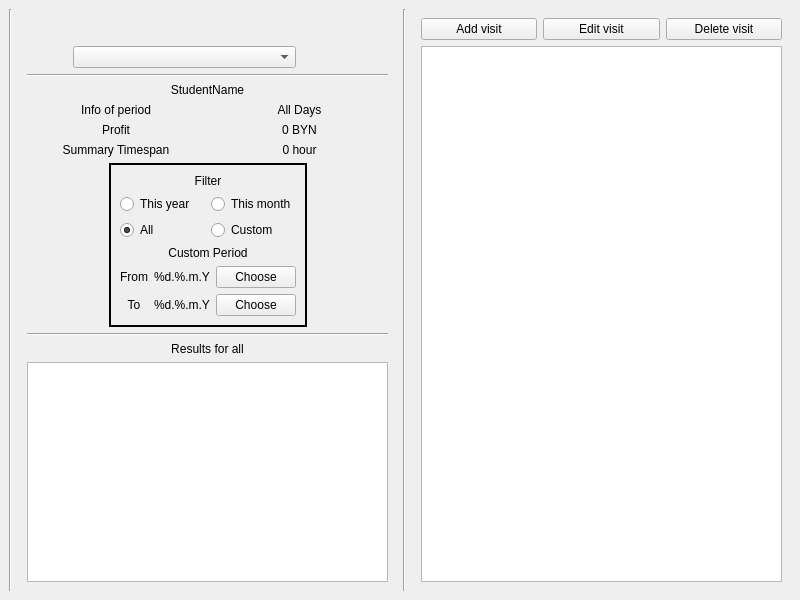
Above: ui_templates/windows/main_window.ui from IliaSuponeff/StudentsAccounting before the change. Below: the same form after it.
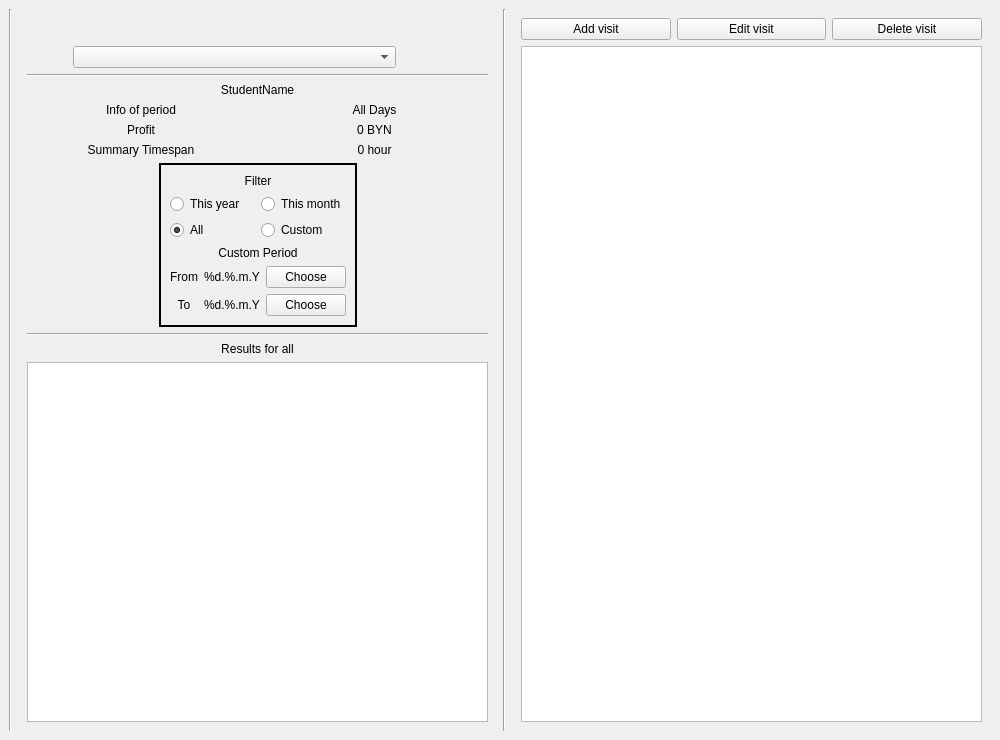
That is the form after the change.

What changed in the file:
```diff
--- a/ui_templates/windows/main_window.ui
+++ b/ui_templates/windows/main_window.ui
@@ -6,14 +6,14 @@
    <rect>
     <x>0</x>
     <y>0</y>
-    <width>800</width>
-    <height>600</height>
+    <width>1000</width>
+    <height>740</height>
    </rect>
   </property>
   <property name="minimumSize">
    <size>
-    <width>800</width>
-    <height>600</height>
+    <width>1000</width>
+    <height>740</height>
    </size>
   </property>
   <property name="maximumSize">
@@ -26,6 +26,9 @@
    <string>StudentAccounting</string>
   </property>
   <widget class="QWidget" name="centralwidget">
+   <property name="styleSheet">
+    <string notr="true"/>
+   </property>
    <layout class="QHBoxLayout" name="horizontalLayout_2">
     <item>
      <widget class="Line" name="vLine_2">
@@ -139,6 +142,12 @@
              <verstretch>0</verstretch>
             </sizepolicy>
            </property>
+           <property name="insertPolicy">
+            <enum>QComboBox::InsertAtBottom</enum>
+           </property>
+           <property name="frame">
+            <bool>true</bool>
+           </property>
           </widget>
          </item>
          <item>
@@ -404,6 +413,9 @@
                 <property name="text">
                  <string>Choose</string>
                 </property>
+                <property name="flat">
+                 <bool>false</bool>
+                </property>
                </widget>
               </item>
               <item row="1" column="2">
@@ -417,6 +429,9 @@
                 <property name="text">
                  <string>Choose</string>
                 </property>
+                <property name="flat">
+                 <bool>false</bool>
+                </property>
                </widget>
               </item>
               <item row="0" column="1">
@@ -530,6 +545,9 @@
            <property name="text">
             <string>Add visit</string>
            </property>
+           <property name="flat">
+            <bool>false</bool>
+           </property>
           </widget>
          </item>
          <item>
@@ -537,6 +555,9 @@
            <property name="text">
             <string>Edit visit</string>
            </property>
+           <property name="flat">
+            <bool>false</bool>
+           </property>
           </widget>
          </item>
          <item>
@@ -544,6 +565,9 @@
            <property name="text">
             <string>Delete visit</string>
            </property>
+           <property name="flat">
+            <bool>false</bool>
+           </property>
           </widget>
          </item>
         </layout>
```
